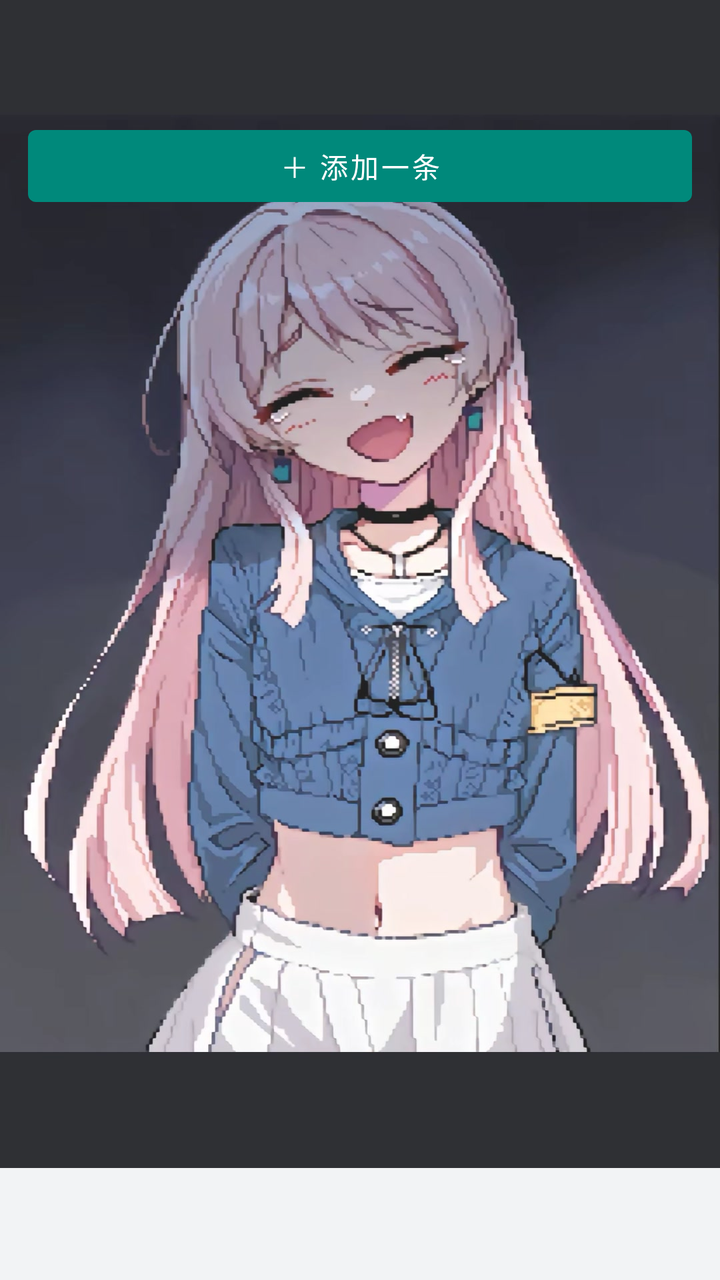
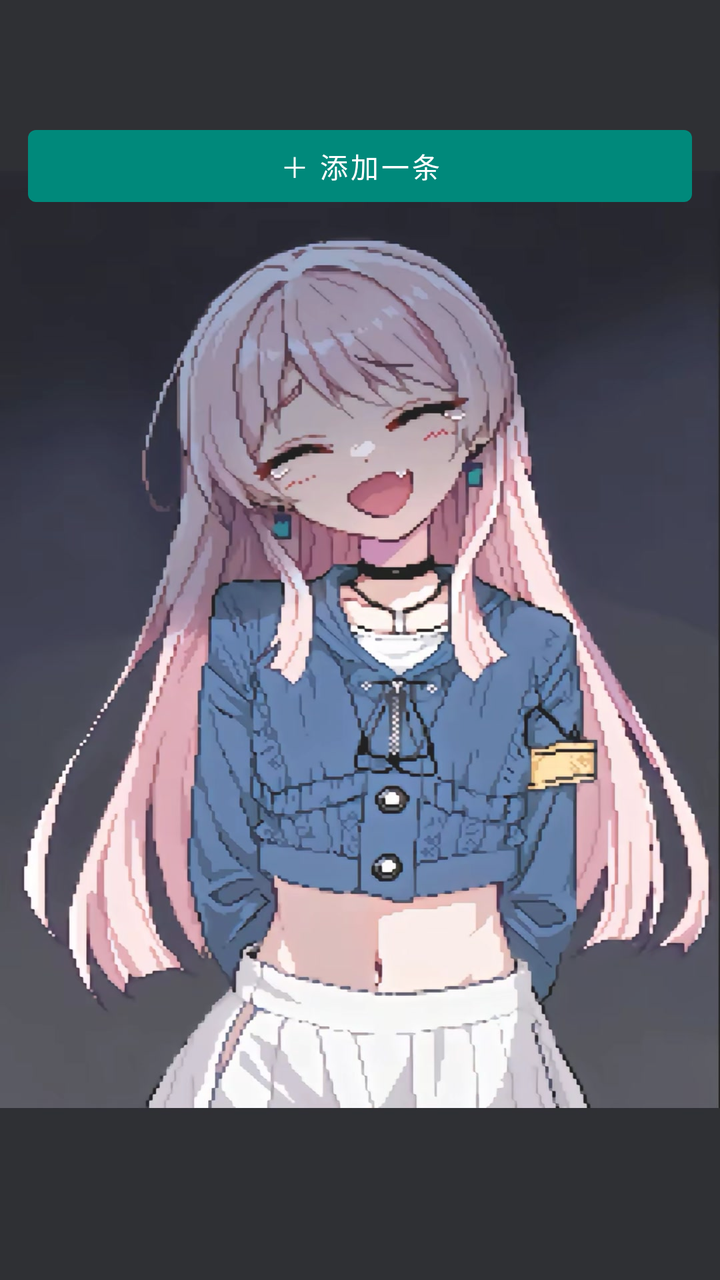

Screens rendered from an Android XML layout before and after an edit, with the pre-edit source and the edit as a unified diff.
<!-- AndroidManifest.xml: application theme Theme.Notes -->
<!-- res/layout/fragment_list.xml -->
<?xml version="1.0" encoding="utf-8"?>
<FrameLayout xmlns:android="http://schemas.android.com/apk/res/android"
    android:layout_width="match_parent"
    android:layout_height="match_parent"
    android:fitsSystemWindows="true"
    android:paddingBottom="56dp">

    <ImageView
        android:layout_width="match_parent"
        android:layout_height="match_parent"
        android:scaleType="centerCrop"
        android:src="@drawable/bg_anime" />

    <ScrollView
        android:layout_width="match_parent"
        android:layout_height="match_parent"
        android:background="@color/scrim">

        <LinearLayout
            android:layout_width="match_parent"
            android:layout_height="wrap_content"
            android:orientation="vertical"
            android:padding="14dp">

            <TextView
                android:id="@+id/tvTitle"
                android:layout_width="match_parent"
                android:layout_height="wrap_content"
                android:layout_marginBottom="10dp"
                android:textColor="@color/ink"
                android:textSize="20sp"
                android:textStyle="bold" />

            <LinearLayout
                android:id="@+id/listNotes"
                android:layout_width="match_parent"
                android:layout_height="wrap_content"
                android:orientation="vertical" />

            <Button
                android:id="@+id/btnAdd"
                android:layout_width="match_parent"
                android:layout_height="wrap_content"
                android:layout_marginTop="8dp"
                android:text="＋ 添加一条"
                android:textAllCaps="false" />
        </LinearLayout>
    </ScrollView>
</FrameLayout>
<!-- resources referenced by this layout -->
<resources>
  <color name="ink">#212121</color>
  <color name="scrim">#1FFFFFFF</color>
  <!-- drawable bg_anime: jpg bitmap (drawable-nodpi, 184699 bytes) -->
  <style name="Theme.Notes" parent="Theme.MaterialComponents.DayNight.NoActionBar">
          <item name="colorPrimary">@color/brand</item>
          <item name="colorPrimaryDark">@color/brand_dark</item>
          <item name="colorAccent">@color/brand</item>
          
          <item name="android:statusBarColor">@android:color/transparent</item>
          <item name="android:windowLightStatusBar">false</item>
          <item name="android:windowBackground">@color/bg</item>
      </style>
  <color name="brand">#00897B</color>
  <color name="brand_dark">#00695C</color>
  <color name="bg">#F2F3F5</color>
</resources>

<!-- the commit's change to res/layout/fragment_list.xml (unified diff, before → after) -->
@@ -1,49 +1,56 @@
 <?xml version="1.0" encoding="utf-8"?>
-<FrameLayout xmlns:android="http://schemas.android.com/apk/res/android"
+<LinearLayout xmlns:android="http://schemas.android.com/apk/res/android"
     android:layout_width="match_parent"
     android:layout_height="match_parent"
     android:fitsSystemWindows="true"
-    android:paddingBottom="56dp">
+    android:orientation="vertical">
 
-    <ImageView
+    
+    <FrameLayout
         android:layout_width="match_parent"
-        android:layout_height="match_parent"
-        android:scaleType="centerCrop"
-        android:src="@drawable/bg_anime" />
+        android:layout_height="0dp"
+        android:layout_weight="1">
 
-    <ScrollView
-        android:layout_width="match_parent"
-        android:layout_height="match_parent"
-        android:background="@color/scrim">
+        <ImageView
+            android:layout_width="match_parent"
+            android:layout_height="match_parent"
+            android:scaleType="centerCrop"
+            android:src="@drawable/bg_anime" />
 
-        <LinearLayout
+        <ScrollView
             android:layout_width="match_parent"
-            android:layout_height="wrap_content"
-            android:orientation="vertical"
-            android:padding="14dp">
+            android:layout_height="match_parent"
+            android:background="@color/scrim">
 
-            <TextView
-                android:id="@+id/tvTitle"
+            <LinearLayout
                 android:layout_width="match_parent"
                 android:layout_height="wrap_content"
-                android:layout_marginBottom="10dp"
-                android:textColor="@color/ink"
-                android:textSize="20sp"
-                android:textStyle="bold" />
+                android:orientation="vertical"
+                android:padding="14dp">
 
-            <LinearLayout
-                android:id="@+id/listNotes"
-                android:layout_width="match_parent"
-                android:layout_height="wrap_content"
-                android:orientation="vertical" />
+                <TextView
+                    android:id="@+id/tvTitle"
+                    android:layout_width="match_parent"
+                    android:layout_height="wrap_content"
+                    android:layout_marginBottom="10dp"
+                    android:textColor="@color/ink"
+                    android:textSize="20sp"
+                    android:textStyle="bold" />
 
-            <Button
-                android:id="@+id/btnAdd"
-                android:layout_width="match_parent"
-                android:layout_height="wrap_content"
-                android:layout_marginTop="8dp"
-                android:text="＋ 添加一条"
-                android:textAllCaps="false" />
-        </LinearLayout>
-    </ScrollView>
-</FrameLayout>
+                <LinearLayout
+                    android:id="@+id/listNotes"
+                    android:layout_width="match_parent"
+                    android:layout_height="wrap_content"
+                    android:orientation="vertical" />
+
+                <Button
+                    android:id="@+id/btnAdd"
+                    android:layout_width="match_parent"
+                    android:layout_height="wrap_content"
+                    android:layout_marginTop="8dp"
+                    android:text="＋ 添加一条"
+                    android:textAllCaps="false" />
+            </LinearLayout>
+        </ScrollView>
+    </FrameLayout>
+</LinearLayout>
